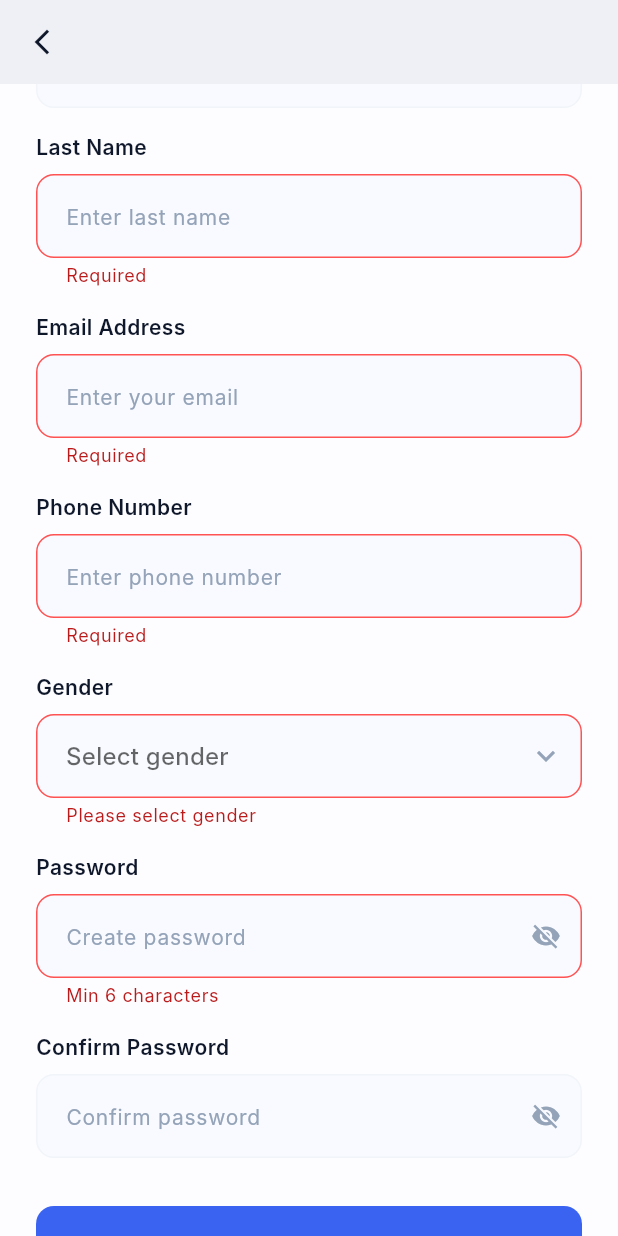
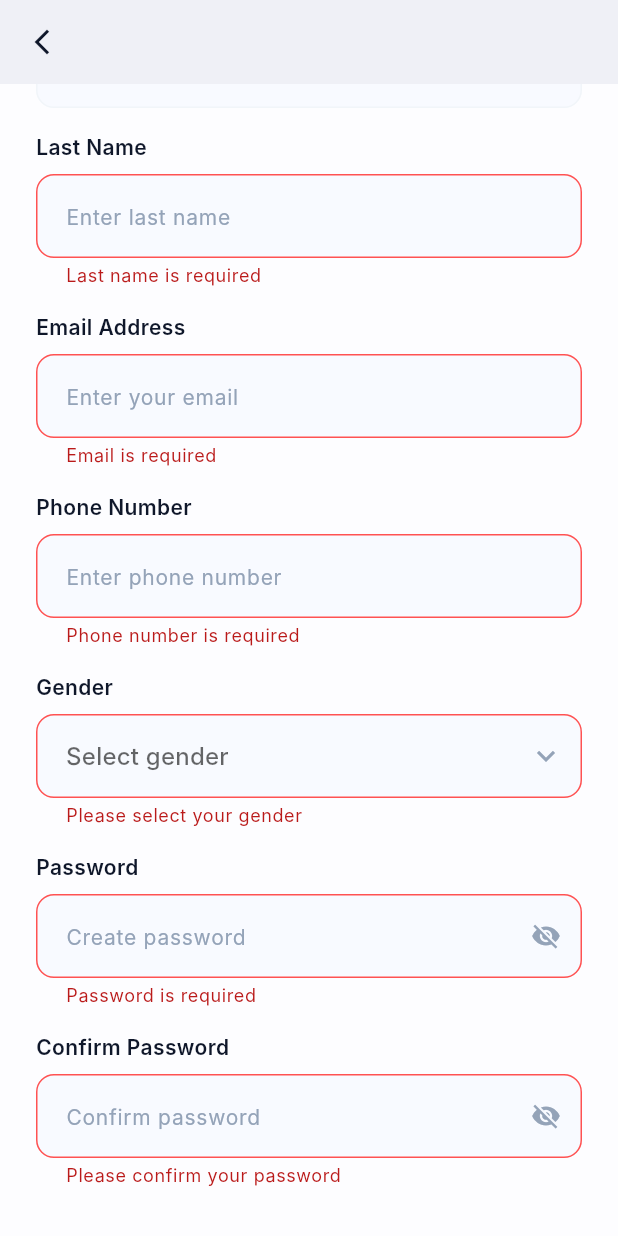
Before and after one commit to horizn10/spsc_ready, a Flutter app: the RegisterPage screen opened by its route, scrolled down 291 dp, after a tap on "Create Account", on a phone screen of 412 x 824 dp. Run offline on Flutter 3.47's test engine with Material 3 defaults, Android fonts, the phone set to English and light mode, and no system bars; missing offline and left inert: syncfusion_flutter_pdfviewer; network calls fail; Roboto replaces fonts that are missing (Inter).

Commit message:
Updaed the registration validation

```diff
--- a/lib/presentation/pages/auth/register_page.dart
+++ b/lib/presentation/pages/auth/register_page.dart
@@ -96,6 +96,7 @@ class _RegisterPageState extends State<RegisterPage> {
           padding: const EdgeInsets.symmetric(horizontal: 24.0),
           child: Form(
             key: _formKey,
+            autovalidateMode: AutovalidateMode.onUserInteraction,
             child: Column(
               crossAxisAlignment: CrossAxisAlignment.start,
               children: [
@@ -121,7 +122,7 @@ class _RegisterPageState extends State<RegisterPage> {
                 TextFormField(
                   controller: _firstNameController,
                   decoration: _getInputDecoration(hintText: 'Enter first name'),
-                  validator: (value) => value == null || value.isEmpty ? 'Required' : null,
+                  validator: (value) => value == null || value.isEmpty ? 'First name is required' : null,
                 ),
                 const SizedBox(height: 16),
 
@@ -136,7 +137,7 @@ class _RegisterPageState extends State<RegisterPage> {
                 TextFormField(
                   controller: _lastNameController,
                   decoration: _getInputDecoration(hintText: 'Enter last name'),
-                  validator: (value) => value == null || value.isEmpty ? 'Required' : null,
+                  validator: (value) => value == null || value.isEmpty ? 'Last name is required' : null,
                 ),
                 const SizedBox(height: 16),
 
@@ -146,9 +147,9 @@ class _RegisterPageState extends State<RegisterPage> {
                   keyboardType: TextInputType.emailAddress,
                   decoration: _getInputDecoration(hintText: 'Enter your email'),
                   validator: (value) {
-                    if (value == null || value.isEmpty) return 'Required';
+                    if (value == null || value.isEmpty) return 'Email is required';
                     if (!RegExp(r'^[\w-\.]+@([\w-]+\.)+[\w-]{2,4}$').hasMatch(value)) {
-                      return 'Enter a valid email';
+                      return 'Enter a valid email address';
                     }
                     return null;
                   },
@@ -160,7 +161,7 @@ class _RegisterPageState extends State<RegisterPage> {
                   controller: _phoneController,
                   keyboardType: TextInputType.phone,
                   decoration: _getInputDecoration(hintText: 'Enter phone number'),
-                  validator: (value) => value == null || value.isEmpty ? 'Required' : null,
+                  validator: (value) => value == null || value.isEmpty ? 'Phone number is required' : null,
                 ),
                 const SizedBox(height: 16),
 
@@ -179,7 +180,7 @@ class _RegisterPageState extends State<RegisterPage> {
                       _selectedGender = newValue;
                     });
                   },
-                  validator: (value) => value == null ? 'Please select gender' : null,
+                  validator: (value) => value == null ? 'Please select your gender' : null,
                   icon: const Icon(Icons.keyboard_arrow_down, color: Color(0xFF94A3B8)),
                   dropdownColor: Colors.white,
                   borderRadius: BorderRadius.circular(12),
@@ -201,7 +202,15 @@ class _RegisterPageState extends State<RegisterPage> {
                       onPressed: () => setState(() => _isPasswordVisible = !_isPasswordVisible),
                     ),
                   ),
-                  validator: (value) => (value != null && value.length >= 6) ? null : 'Min 6 characters',
+                  validator: (value) {
+                    if (value == null || value.isEmpty) return 'Password is required';
+                    if (value.length < 8) return 'Password must be at least 8 characters long';
+                    if (!RegExp(r'[A-Z]').hasMatch(value)) return 'Add at least one uppercase letter';
+                    if (!RegExp(r'[a-z]').hasMatch(value)) return 'Add at least one lowercase letter';
+                    if (!RegExp(r'[0-9]').hasMatch(value)) return 'Add at least one number';
+                    if (!RegExp(r'[!@#$%^&*(),.?":{}|<>]').hasMatch(value)) return 'Add at least one special character';
+                    return null;
+                  },
                 ),
                 const SizedBox(height: 16),
 
@@ -221,6 +230,7 @@ class _RegisterPageState extends State<RegisterPage> {
                     ),
                   ),
                   validator: (value) {
+                    if (value == null || value.isEmpty) return 'Please confirm your password';
                     if (value != _passwordController.text) return 'Passwords do not match';
                     return null;
                   },
@@ -245,7 +255,7 @@ class _RegisterPageState extends State<RegisterPage> {
 
                         try {
                           final response = await http.post(
-                            Uri.parse('https://10.0.2.2:7209/api/account/register'),
+                            Uri.parse('https://10.0.2.2:7241/api/account/register'),
                             headers: {'Content-Type': 'application/json'},
                             body: jsonEncode(registrationData),
                           );
@@ -253,14 +263,33 @@ class _RegisterPageState extends State<RegisterPage> {
                           if (response.statusCode == 200) {
                             if (mounted) {
                               ScaffoldMessenger.of(context).showSnackBar(
-                                const SnackBar(content: Text('Registration Successful!')),
+                                const SnackBar(
+                                  content: Text('Registration Successful!'),
+                                  backgroundColor: Colors.green,
+                                ),
                               );
                             }
                           } else {
-                            print('Error: ${response.statusCode} - ${response.body}');
+                            print('Registration Error: ${response.statusCode} - ${response.body}');
+                            if (mounted) {
+                               ScaffoldMessenger.of(context).showSnackBar(
+                                SnackBar(
+                                  content: Text('Error: ${response.statusCode}. Check console.'),
+                                  backgroundColor: Colors.redAccent,
+                                ),
+                              );
+                            }
                           }
                         } catch (e) {
-                          print('Exception: $e');
+                          print('Connection Exception: $e');
+                          if (mounted) {
+                            ScaffoldMessenger.of(context).showSnackBar(
+                              const SnackBar(
+                                content: Text('Could not connect to the server.'),
+                                backgroundColor: Colors.redAccent,
+                              ),
+                            );
+                          }
                         }
                       }
                     },
--- a/pubspec.yaml
+++ b/pubspec.yaml
@@ -24,5 +24,3 @@ dev_dependencies:
 
 flutter:
   uses-material-design: true
-  assets:
-    - assets/pdfs/
```
